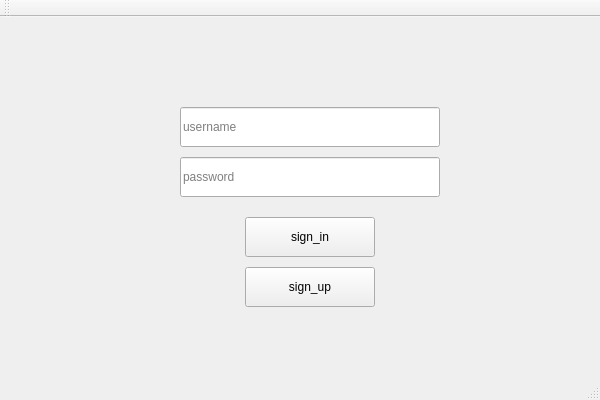
Old version of the form Projekt/qt/App.ui in the repository SoczuKS/PPwC_Projekt.
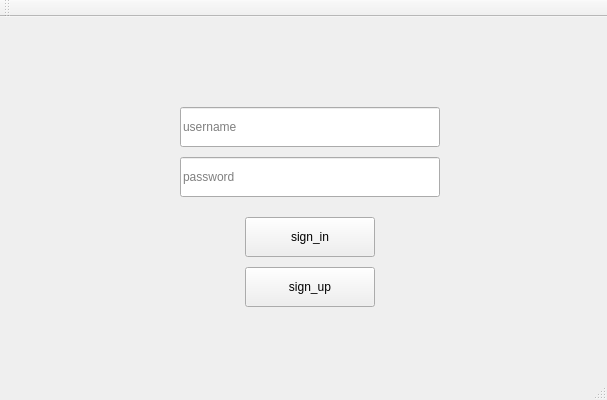
New version of the form.

```diff
--- a/Projekt/qt/App.ui
+++ b/Projekt/qt/App.ui
@@ -6,7 +6,7 @@
    <rect>
     <x>0</x>
     <y>0</y>
-    <width>600</width>
+    <width>607</width>
     <height>400</height>
    </rect>
   </property>
```
Left out of the diff: 48 changed lines with no effect on the pictures.
